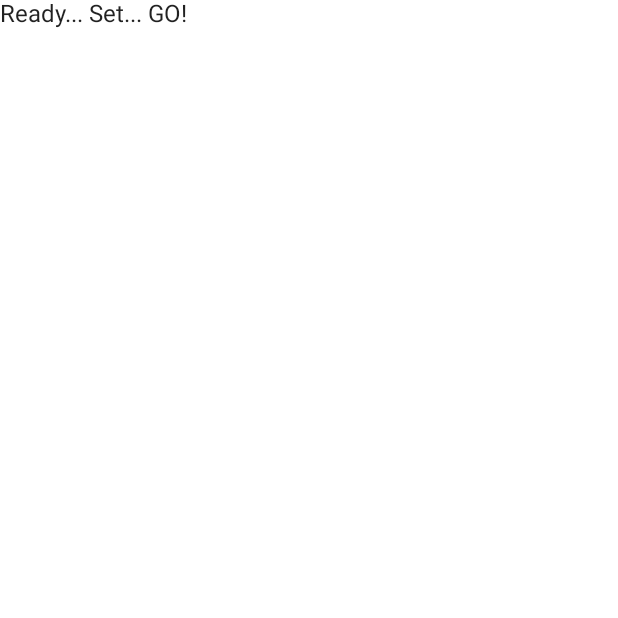
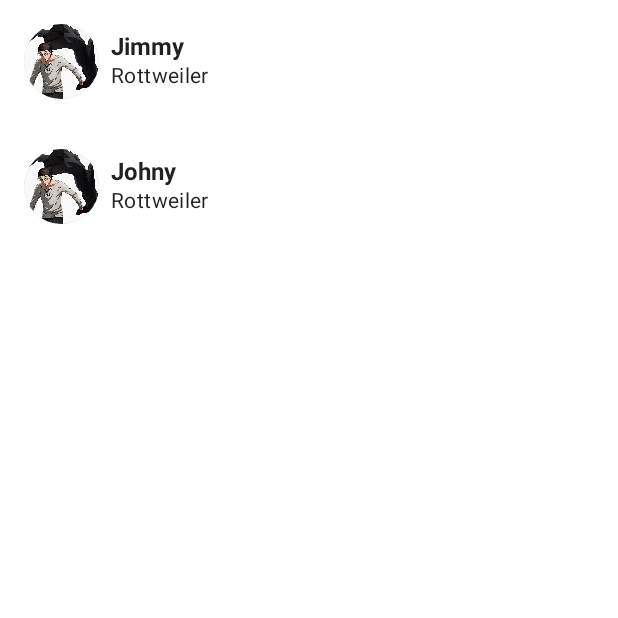
Before and after one commit to vichustephen/compose-week-1-puppy-adoption, an Android app built with Jetpack Compose: the screen it shows after launch (MainActivity), on a phone screen of 412 x 824 dp, the top half of it. Before the commit the part shown is almost empty. Run offline under Robolectric (Android 15) with nearby library versions, the phone set to English and light mode, and no system bars.

Commit message:
First Commit , Basic main page design

```diff
--- a/app/src/main/java/com/example/androiddevchallenge/MainActivity.kt
+++ b/app/src/main/java/com/example/androiddevchallenge/MainActivity.kt
@@ -18,44 +18,66 @@ package com.example.androiddevchallenge
 import android.os.Bundle
 import androidx.activity.compose.setContent
 import androidx.appcompat.app.AppCompatActivity
+import androidx.compose.foundation.layout.Column
+import androidx.compose.foundation.layout.fillMaxWidth
+import androidx.compose.foundation.lazy.LazyColumn
+import androidx.compose.foundation.lazy.items
+import androidx.compose.material.Divider
 import androidx.compose.material.MaterialTheme
 import androidx.compose.material.Surface
 import androidx.compose.material.Text
 import androidx.compose.runtime.Composable
+import androidx.compose.ui.Modifier
+import androidx.compose.ui.graphics.Color
 import androidx.compose.ui.tooling.preview.Preview
+import androidx.compose.ui.unit.dp
+import com.example.androiddevchallenge.models.Puppy
 import com.example.androiddevchallenge.ui.theme.MyTheme
+import com.example.androiddevchallenge.ui.theme.PuppyListItem
 
 class MainActivity : AppCompatActivity() {
+    val puppies: MutableList<Puppy> = mutableListOf<Puppy>()
     override fun onCreate(savedInstanceState: Bundle?) {
         super.onCreate(savedInstanceState)
         setContent {
             MyTheme {
-                MyApp()
+                MyApp(puppies)
             }
         }
+        puppies.add(Puppy("Jimmy","Rottweiler",2,"Empty"))
+        puppies.add(Puppy("Johny","Rottweiler",2,"Empty"))
     }
 }
 
 // Start building your app here!
 @Composable
-fun MyApp() {
+fun MyApp(puppies: List<Puppy>) {
     Surface(color = MaterialTheme.colors.background) {
-        Text(text = "Ready... Set... GO!")
+        LazyColumn(Modifier.fillMaxWidth()) {
+//            puppies.forEach{ puppy ->
+//                PuppyListItem(puppy = puppy)
+//            }
+            items(puppies){ item: Puppy ->
+                PuppyListItem(puppy = item)
+                Divider(color = Color.White)
+            }
+        }
+        //Text(text = "Ready... Set... GO!")
     }
 }
 
-@Preview("Light Theme", widthDp = 360, heightDp = 640)
-@Composable
-fun LightPreview() {
-    MyTheme {
-        MyApp()
-    }
-}
-
-@Preview("Dark Theme", widthDp = 360, heightDp = 640)
-@Composable
-fun DarkPreview() {
-    MyTheme(darkTheme = true) {
-        MyApp()
-    }
-}
+//@Preview("Light Theme", widthDp = 360, heightDp = 640)
+//@Composable
+//fun LightPreview() {
+//    MyTheme {
+//        MyApp()
+//    }
+//}
+//
+//@Preview("Dark Theme", widthDp = 360, heightDp = 640)
+//@Composable
+//fun DarkPreview() {
+//    MyTheme(darkTheme = true) {
+//        MyApp()
+//    }
+//}
--- /dev/null
+++ b/app/src/main/java/com/example/androiddevchallenge/PuppyView.kt
@@ -0,0 +1,44 @@
+package com.example.androiddevchallenge.ui.theme
+
+import androidx.compose.foundation.Image
+import androidx.compose.foundation.clickable
+import androidx.compose.foundation.isSystemInDarkTheme
+import androidx.compose.foundation.layout.*
+import androidx.compose.foundation.shape.CircleShape
+import androidx.compose.foundation.shape.RoundedCornerShape
+import androidx.compose.material.MaterialTheme
+import androidx.compose.material.Surface
+import androidx.compose.material.Text
+import androidx.compose.runtime.Composable
+import androidx.compose.ui.Alignment
+import androidx.compose.ui.Modifier
+import androidx.compose.ui.draw.clip
+import androidx.compose.ui.layout.ContentScale
+import androidx.compose.ui.res.painterResource
+import androidx.compose.ui.text.font.FontWeight
+import androidx.compose.ui.unit.dp
+import com.example.androiddevchallenge.R
+import com.example.androiddevchallenge.models.Puppy
+
+
+@Composable
+ fun PuppyListItem(puppy: Puppy){
+    Row(modifier = Modifier.padding(16.dp)
+        .clickable(onClick = { })
+        .fillMaxWidth()) {
+        Surface(modifier = Modifier.size(50.dp),
+            shape = CircleShape,
+            color = MaterialTheme.colors.onSurface.copy(alpha = 0.2f)) {
+            Image(painter = painterResource(id = R.drawable.eren_s4),
+                contentDescription = null,
+                contentScale = ContentScale.Crop)
+        }
+
+        Column(modifier = Modifier
+            .padding(start = 8.dp)
+            .align(Alignment.CenterVertically)) {
+            Text(text = puppy.Name, fontWeight = FontWeight.Bold)
+            Text(text = puppy.Breed, style = MaterialTheme.typography.body2)
+        }
+    }
+}
--- /dev/null
+++ b/app/src/main/java/com/example/androiddevchallenge/models/Puppy.kt
@@ -0,0 +1,3 @@
+package com.example.androiddevchallenge.models
+
+data class Puppy(var Name: String, var Breed: String, var Age:Int, var Image: String )
```
Also changed, not shown: app/src/main/res/drawable-mdpi/eren_s4.jpg (added).
